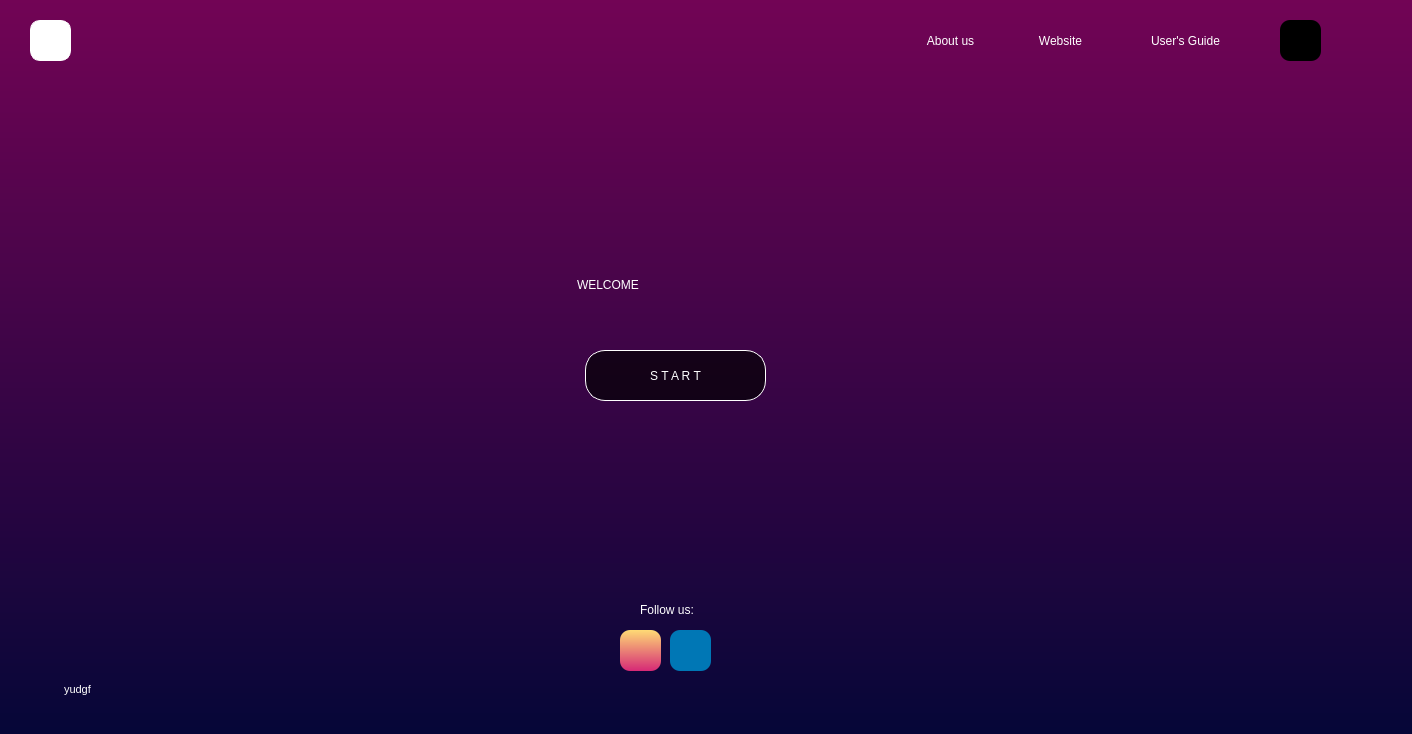
Above: New_Assets/untitled.ui from CodeALPHA007/Shunya before the change. Below: the same form after it.
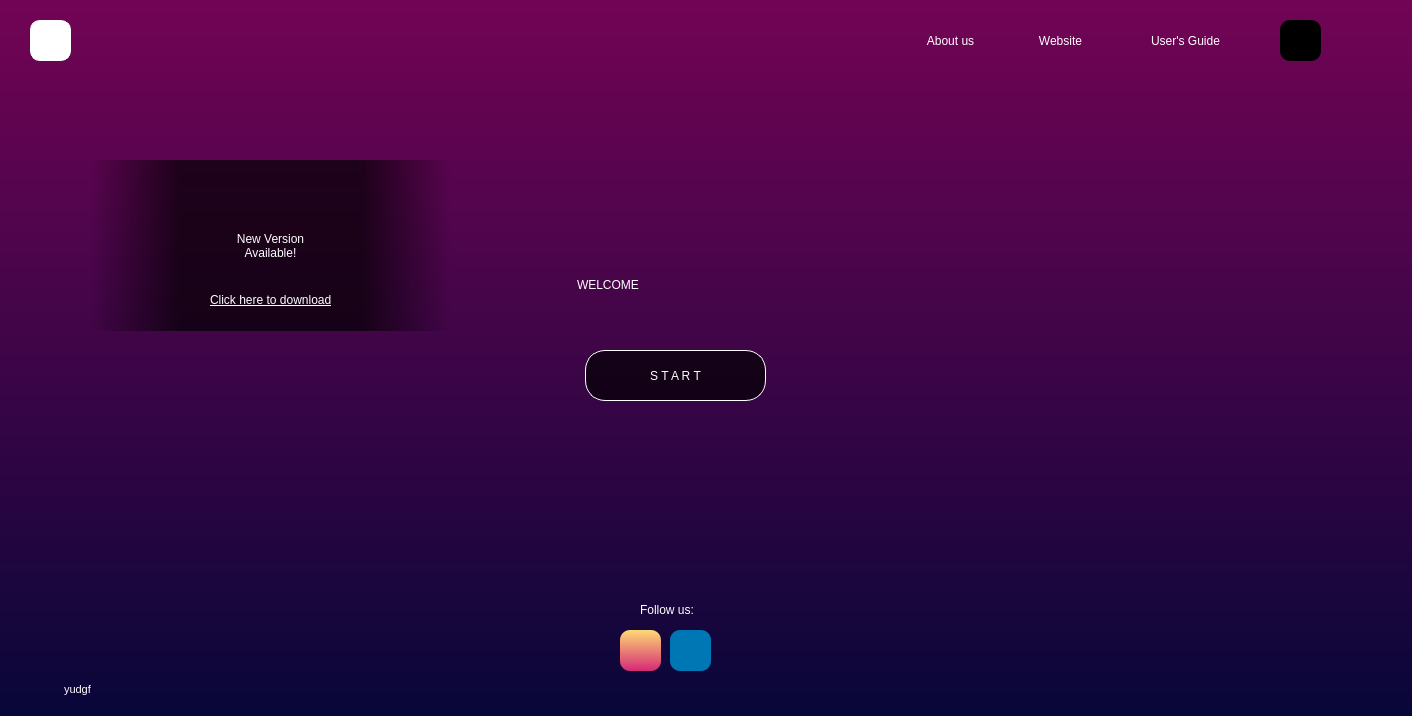
That is the form after the change.

```diff
--- a/New_Assets/untitled.ui
+++ b/New_Assets/untitled.ui
@@ -7,7 +7,7 @@
     <x>0</x>
     <y>0</y>
     <width>1412</width>
-    <height>734</height>
+    <height>716</height>
    </rect>
   </property>
   <property name="windowTitle">
@@ -79,7 +79,7 @@
    <widget class="QLabel" name="image_label">
     <property name="geometry">
      <rect>
-      <x>-80</x>
+      <x>-60</x>
       <y>0</y>
       <width>1491</width>
       <height>750</height>
@@ -341,6 +341,60 @@
      <bool>false</bool>
     </property>
    </widget>
+   <widget class="QPushButton" name="version_btn">
+    <property name="geometry">
+     <rect>
+      <x>90</x>
+      <y>160</y>
+      <width>361</width>
+      <height>171</height>
+     </rect>
+    </property>
+    <property name="cursor">
+     <cursorShape>ArrowCursor</cursorShape>
+    </property>
+    <property name="styleSheet">
+     <string notr="true">background-color:qlineargradient(spread:pad, x1:0, y1:0, x2:1, y2:0, stop:0 rgba(255, 255, 255, 0), stop:0.25 rgba(0,0,0, 170), stop:0.75 rgba(0,0,0, 170), stop:1 rgba(255,255,255,0));
+color:white;
+font: 75 19pt &quot;Courier&quot;;
+border-radius:10px;</string>
+    </property>
+    <property name="text">
+     <string>New Version
+Available!</string>
+    </property>
+    <property name="autoDefault">
+     <bool>false</bool>
+    </property>
+    <property name="default">
+     <bool>false</bool>
+    </property>
+    <property name="flat">
+     <bool>false</bool>
+    </property>
+   </widget>
+   <widget class="QLabel" name="label_3">
+    <property name="geometry">
+     <rect>
+      <x>210</x>
+      <y>290</y>
+      <width>121</width>
+      <height>20</height>
+     </rect>
+    </property>
+    <property name="styleSheet">
+     <string notr="true">font: italic 8pt &quot;Constantia&quot;;
+color: white;
+background-color: transparent;
+border: none;</string>
+    </property>
+    <property name="text">
+     <string>&lt;html&gt;&lt;head/&gt;&lt;body&gt;&lt;p&gt;&lt;a href=&quot;https://stellarium.org/&quot;&gt;&lt;span style=&quot; color:#ffffff;&quot;&gt;Click here to download...&lt;/span&gt;&lt;/a&gt;&lt;/p&gt;&lt;/body&gt;&lt;/html&gt;</string>
+    </property>
+    <property name="openExternalLinks">
+     <bool>true</bool>
+    </property>
+   </widget>
    <zorder>_label</zorder>
    <zorder>image_label</zorder>
    <zorder>label</zorder>
@@ -354,6 +408,8 @@
    <zorder>label_2</zorder>
    <zorder>dt</zorder>
    <zorder>close_btn</zorder>
+   <zorder>version_btn</zorder>
+   <zorder>label_3</zorder>
   </widget>
  </widget>
  <resources/>
```
